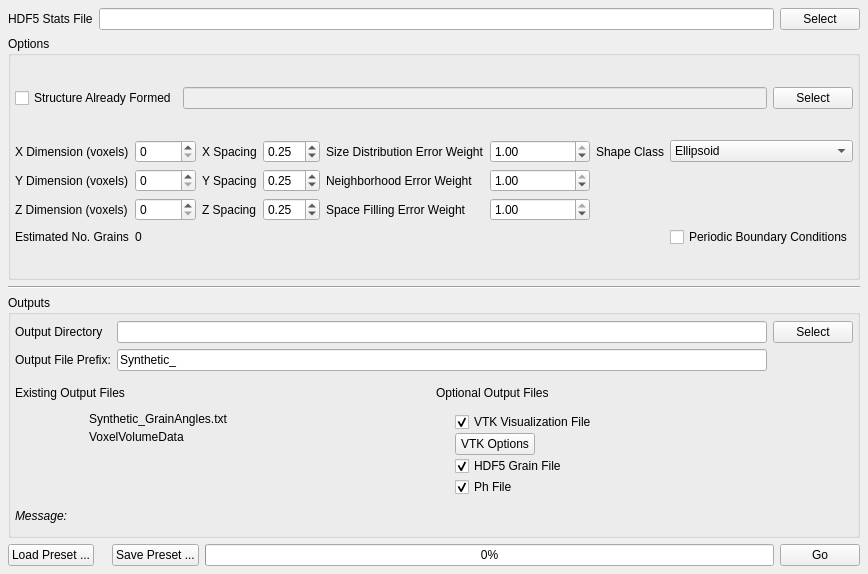
Before: the Qt Designer form Source/UIPlugins/GrainGenerator/GrainGeneratorWidget.ui in BlueQuartzSoftware/DREAM3D, drawn with Qt 5.
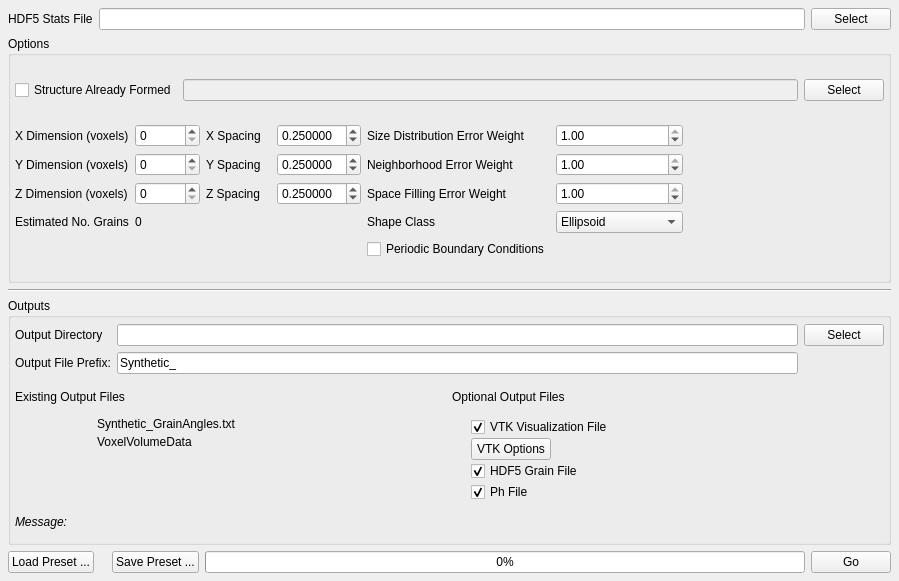
After: the same form once the commit is applied. Icons and pictures are not drawn. Custom widgets are drawn as their Qt base class.

```diff
--- a/Source/UIPlugins/GrainGenerator/GrainGeneratorWidget.ui
+++ b/Source/UIPlugins/GrainGenerator/GrainGeneratorWidget.ui
@@ -6,8 +6,8 @@
    <rect>
     <x>0</x>
     <y>0</y>
-    <width>792</width>
-    <height>574</height>
+    <width>899</width>
+    <height>581</height>
    </rect>
   </property>
   <property name="windowTitle">
@@ -89,7 +89,7 @@
       </item>
       <item>
        <layout class="QGridLayout" name="gridLayout_7">
-        <item row="0" column="9" rowspan="4">
+        <item row="0" column="7" rowspan="5" colspan="3">
          <spacer name="horizontalSpacer">
           <property name="orientation">
            <enum>Qt::Horizontal</enum>
@@ -167,6 +167,9 @@
         </item>
         <item row="0" column="3">
          <widget class="QDoubleSpinBox" name="m_XResolution">
+          <property name="decimals">
+           <number>6</number>
+          </property>
           <property name="singleStep">
            <double>0.250000000000000</double>
           </property>
@@ -177,6 +180,9 @@
         </item>
         <item row="1" column="3">
          <widget class="QDoubleSpinBox" name="m_ZResolution">
+          <property name="decimals">
+           <number>6</number>
+          </property>
           <property name="singleStep">
            <double>0.250000000000000</double>
           </property>
@@ -187,6 +193,9 @@
         </item>
         <item row="2" column="3">
          <widget class="QDoubleSpinBox" name="m_YResolution">
+          <property name="decimals">
+           <number>6</number>
+          </property>
           <property name="singleStep">
            <double>0.250000000000000</double>
           </property>
@@ -195,13 +204,6 @@
           </property>
          </widget>
         </item>
-        <item row="2" column="4">
-         <widget class="QLabel" name="label_55">
-          <property name="text">
-           <string>Space Filling Error Weight</string>
-          </property>
-         </widget>
-        </item>
         <item row="2" column="6">
          <widget class="QDoubleSpinBox" name="m_FillingErrorWeight">
           <property name="minimumSize">
@@ -240,20 +242,6 @@
           </property>
          </widget>
         </item>
-        <item row="1" column="4">
-         <widget class="QLabel" name="label_3">
-          <property name="text">
-           <string>Neighborhood Error Weight</string>
-          </property>
-         </widget>
-        </item>
-        <item row="0" column="4">
-         <widget class="QLabel" name="label_4">
-          <property name="text">
-           <string>Size Distribution Error Weight</string>
-          </property>
-         </widget>
-        </item>
         <item row="0" column="6">
          <widget class="QDoubleSpinBox" name="m_SizeDistErrorWeight">
           <property name="minimumSize">
@@ -273,32 +261,6 @@
           </property>
          </widget>
         </item>
-        <item row="0" column="7">
-         <widget class="QLabel" name="label_20">
-          <property name="text">
-           <string>Shape Class</string>
-          </property>
-         </widget>
-        </item>
-        <item row="0" column="8">
-         <widget class="QComboBox" name="m_ShapeClass">
-          <item>
-           <property name="text">
-            <string>Ellipsoid</string>
-           </property>
-          </item>
-          <item>
-           <property name="text">
-            <string>Super-Ellipsoid</string>
-           </property>
-          </item>
-          <item>
-           <property name="text">
-            <string>Cube-Octahedron</string>
-           </property>
-          </item>
-         </widget>
-        </item>
         <item row="3" column="1">
          <widget class="QLabel" name="est_numgrains">
           <property name="text">
@@ -313,7 +275,54 @@
           </property>
          </widget>
         </item>
-        <item row="3" column="8">
+        <item row="0" column="5">
+         <widget class="QLabel" name="label_4">
+          <property name="text">
+           <string>Size Distribution Error Weight</string>
+          </property>
+         </widget>
+        </item>
+        <item row="1" column="5">
+         <widget class="QLabel" name="label_3">
+          <property name="text">
+           <string>Neighborhood Error Weight</string>
+          </property>
+         </widget>
+        </item>
+        <item row="2" column="5">
+         <widget class="QLabel" name="label_55">
+          <property name="text">
+           <string>Space Filling Error Weight</string>
+          </property>
+         </widget>
+        </item>
+        <item row="3" column="5">
+         <widget class="QLabel" name="label_20">
+          <property name="text">
+           <string>Shape Class</string>
+          </property>
+         </widget>
+        </item>
+        <item row="3" column="6">
+         <widget class="QComboBox" name="m_ShapeClass">
+          <item>
+           <property name="text">
+            <string>Ellipsoid</string>
+           </property>
+          </item>
+          <item>
+           <property name="text">
+            <string>Super-Ellipsoid</string>
+           </property>
+          </item>
+          <item>
+           <property name="text">
+            <string>Cube-Octahedron</string>
+           </property>
+          </item>
+         </widget>
+        </item>
+        <item row="4" column="5">
          <widget class="QCheckBox" name="m_PeriodicBoundaryConditions">
           <property name="text">
            <string>Periodic Boundary Conditions</string>
```
Left out of the diff: 30 changed lines with no effect on the pictures.
